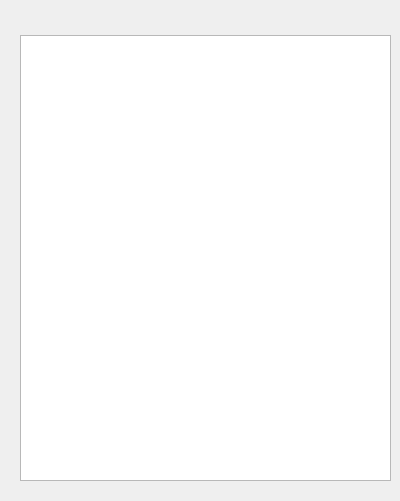
The window that barraavisos.ui (arcnexus/RedFoX) describes before a commit, drawn with Qt 5.
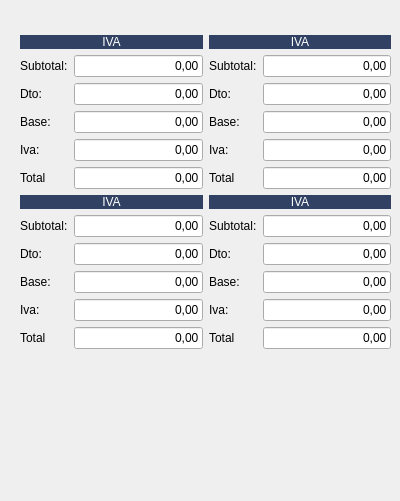
The same window after the commit. The open tabs and pages were chosen to show the change. Icons and pictures are not drawn.

Commit message: desglose tpv

Diff of the .ui file:
```diff
--- a/barraavisos.ui
+++ b/barraavisos.ui
@@ -59,7 +59,10 @@
    </item>
    <item>
     <widget class="QStackedWidget" name="stackedWidget">
-     <widget class="QWidget" name="page">
+     <property name="currentIndex">
+      <number>0</number>
+     </property>
+     <widget class="QWidget" name="main_avisos">
       <layout class="QGridLayout" name="gridLayout">
        <item row="0" column="0">
         <widget class="QTableWidget" name="tableWidget">
@@ -70,6 +73,419 @@
        </item>
       </layout>
      </widget>
+     <widget class="QWidget" name="tpv_desgloses">
+      <layout class="QGridLayout" name="gridLayout_2">
+       <item row="0" column="0" colspan="2">
+        <widget class="QLabel" name="lbldesglose1">
+         <property name="styleSheet">
+          <string notr="true">background-color: #304163;
+color: rgb(255, 255, 255);</string>
+         </property>
+         <property name="text">
+          <string>IVA</string>
+         </property>
+         <property name="alignment">
+          <set>Qt::AlignCenter</set>
+         </property>
+        </widget>
+       </item>
+       <item row="0" column="2" colspan="2">
+        <widget class="QLabel" name="lbldesglose3">
+         <property name="styleSheet">
+          <string notr="true">background-color: #304163;
+color: rgb(255, 255, 255);</string>
+         </property>
+         <property name="text">
+          <string>IVA</string>
+         </property>
+         <property name="alignment">
+          <set>Qt::AlignCenter</set>
+         </property>
+        </widget>
+       </item>
+       <item row="1" column="0">
+        <widget class="QLabel" name="label_8">
+         <property name="text">
+          <string>Subtotal:</string>
+         </property>
+        </widget>
+       </item>
+       <item row="1" column="1">
+        <widget class="QLineEdit" name="txtSubtotal1">
+         <property name="text">
+          <string>0,00</string>
+         </property>
+         <property name="alignment">
+          <set>Qt::AlignRight|Qt::AlignTrailing|Qt::AlignVCenter</set>
+         </property>
+        </widget>
+       </item>
+       <item row="1" column="2">
+        <widget class="QLabel" name="label_40">
+         <property name="text">
+          <string>Subtotal:</string>
+         </property>
+        </widget>
+       </item>
+       <item row="1" column="3">
+        <widget class="QLineEdit" name="txtSubtotal2">
+         <property name="text">
+          <string>0,00</string>
+         </property>
+         <property name="alignment">
+          <set>Qt::AlignRight|Qt::AlignTrailing|Qt::AlignVCenter</set>
+         </property>
+        </widget>
+       </item>
+       <item row="2" column="0">
+        <widget class="QLabel" name="label_32">
+         <property name="text">
+          <string>Dto:</string>
+         </property>
+        </widget>
+       </item>
+       <item row="2" column="1">
+        <widget class="QLineEdit" name="txtDto1">
+         <property name="text">
+          <string>0,00</string>
+         </property>
+         <property name="alignment">
+          <set>Qt::AlignRight|Qt::AlignTrailing|Qt::AlignVCenter</set>
+         </property>
+        </widget>
+       </item>
+       <item row="2" column="2">
+        <widget class="QLabel" name="label_39">
+         <property name="text">
+          <string>Dto:</string>
+         </property>
+        </widget>
+       </item>
+       <item row="2" column="3">
+        <widget class="QLineEdit" name="txtDto3">
+         <property name="text">
+          <string>0,00</string>
+         </property>
+         <property name="alignment">
+          <set>Qt::AlignRight|Qt::AlignTrailing|Qt::AlignVCenter</set>
+         </property>
+        </widget>
+       </item>
+       <item row="3" column="0">
+        <widget class="QLabel" name="label_31">
+         <property name="text">
+          <string>Base:</string>
+         </property>
+        </widget>
+       </item>
+       <item row="3" column="1">
+        <widget class="QLineEdit" name="txtBase1">
+         <property name="text">
+          <string>0,00</string>
+         </property>
+         <property name="alignment">
+          <set>Qt::AlignRight|Qt::AlignTrailing|Qt::AlignVCenter</set>
+         </property>
+        </widget>
+       </item>
+       <item row="3" column="2">
+        <widget class="QLabel" name="label_44">
+         <property name="text">
+          <string>Base:</string>
+         </property>
+        </widget>
+       </item>
+       <item row="3" column="3">
+        <widget class="QLineEdit" name="txtBase3">
+         <property name="text">
+          <string>0,00</string>
+         </property>
+         <property name="alignment">
+          <set>Qt::AlignRight|Qt::AlignTrailing|Qt::AlignVCenter</set>
+         </property>
+        </widget>
+       </item>
+       <item row="4" column="0">
+        <widget class="QLabel" name="lblIva1">
+         <property name="text">
+          <string>Iva:</string>
+         </property>
+        </widget>
+       </item>
+       <item row="4" column="1">
+        <widget class="QLineEdit" name="txtIva1">
+         <property name="text">
+          <string>0,00</string>
+         </property>
+         <property name="alignment">
+          <set>Qt::AlignRight|Qt::AlignTrailing|Qt::AlignVCenter</set>
+         </property>
+        </widget>
+       </item>
+       <item row="4" column="2">
+        <widget class="QLabel" name="lblIva1_4">
+         <property name="text">
+          <string>Iva:</string>
+         </property>
+        </widget>
+       </item>
+       <item row="4" column="3">
+        <widget class="QLineEdit" name="txtIva2">
+         <property name="text">
+          <string>0,00</string>
+         </property>
+         <property name="alignment">
+          <set>Qt::AlignRight|Qt::AlignTrailing|Qt::AlignVCenter</set>
+         </property>
+        </widget>
+       </item>
+       <item row="5" column="0">
+        <widget class="QLabel" name="label_33">
+         <property name="text">
+          <string>Total</string>
+         </property>
+        </widget>
+       </item>
+       <item row="5" column="1">
+        <widget class="QLineEdit" name="txtTotal1">
+         <property name="text">
+          <string>0,00</string>
+         </property>
+         <property name="alignment">
+          <set>Qt::AlignRight|Qt::AlignTrailing|Qt::AlignVCenter</set>
+         </property>
+        </widget>
+       </item>
+       <item row="5" column="2">
+        <widget class="QLabel" name="label_43">
+         <property name="text">
+          <string>Total</string>
+         </property>
+        </widget>
+       </item>
+       <item row="5" column="3">
+        <widget class="QLineEdit" name="txtTotal2">
+         <property name="text">
+          <string>0,00</string>
+         </property>
+         <property name="alignment">
+          <set>Qt::AlignRight|Qt::AlignTrailing|Qt::AlignVCenter</set>
+         </property>
+        </widget>
+       </item>
+       <item row="6" column="0" colspan="2">
+        <widget class="QLabel" name="lbldesglose2">
+         <property name="styleSheet">
+          <string notr="true">background-color: #304163;
+color: rgb(255, 255, 255);</string>
+         </property>
+         <property name="text">
+          <string>IVA</string>
+         </property>
+         <property name="alignment">
+          <set>Qt::AlignCenter</set>
+         </property>
+        </widget>
+       </item>
+       <item row="6" column="2" colspan="2">
+        <widget class="QLabel" name="lbldesglose4">
+         <property name="styleSheet">
+          <string notr="true">background-color: #304163;
+color: rgb(255, 255, 255);</string>
+         </property>
+         <property name="text">
+          <string>IVA</string>
+         </property>
+         <property name="alignment">
+          <set>Qt::AlignCenter</set>
+         </property>
+        </widget>
+       </item>
+       <item row="7" column="0">
+        <widget class="QLabel" name="label_37">
+         <property name="text">
+          <string>Subtotal:</string>
+         </property>
+        </widget>
+       </item>
+       <item row="7" column="1">
+        <widget class="QLineEdit" name="txtSubtotal3">
+         <property name="text">
+          <string>0,00</string>
+         </property>
+         <property name="alignment">
+          <set>Qt::AlignRight|Qt::AlignTrailing|Qt::AlignVCenter</set>
+         </property>
+        </widget>
+       </item>
+       <item row="7" column="2">
+        <widget class="QLabel" name="label_38">
+         <property name="text">
+          <string>Subtotal:</string>
+         </property>
+        </widget>
+       </item>
+       <item row="7" column="3">
+        <widget class="QLineEdit" name="txtSubtotal4">
+         <property name="text">
+          <string>0,00</string>
+         </property>
+         <property name="alignment">
+          <set>Qt::AlignRight|Qt::AlignTrailing|Qt::AlignVCenter</set>
+         </property>
+        </widget>
+       </item>
+       <item row="8" column="0">
+        <widget class="QLabel" name="label_34">
+         <property name="text">
+          <string>Dto:</string>
+         </property>
+        </widget>
+       </item>
+       <item row="8" column="1">
+        <widget class="QLineEdit" name="txtDto2">
+         <property name="text">
+          <string>0,00</string>
+         </property>
+         <property name="alignment">
+          <set>Qt::AlignRight|Qt::AlignTrailing|Qt::AlignVCenter</set>
+         </property>
+        </widget>
+       </item>
+       <item row="8" column="2">
+        <widget class="QLabel" name="label_42">
+         <property name="text">
+          <string>Dto:</string>
+         </property>
+        </widget>
+       </item>
+       <item row="8" column="3">
+        <widget class="QLineEdit" name="txtDto4">
+         <property name="text">
+          <string>0,00</string>
+         </property>
+         <property name="alignment">
+          <set>Qt::AlignRight|Qt::AlignTrailing|Qt::AlignVCenter</set>
+         </property>
+        </widget>
+       </item>
+       <item row="9" column="0">
+        <widget class="QLabel" name="label_36">
+         <property name="text">
+          <string>Base:</string>
+         </property>
+        </widget>
+       </item>
+       <item row="9" column="1">
+        <widget class="QLineEdit" name="txtBase2">
+         <property name="text">
+          <string>0,00</string>
+         </property>
+         <property name="alignment">
+          <set>Qt::AlignRight|Qt::AlignTrailing|Qt::AlignVCenter</set>
+         </property>
+        </widget>
+       </item>
+       <item row="9" column="2">
+        <widget class="QLabel" name="label_45">
+         <property name="text">
+          <string>Base:</string>
+         </property>
+        </widget>
+       </item>
+       <item row="9" column="3">
+        <widget class="QLineEdit" name="txtBase4">
+         <property name="text">
+          <string>0,00</string>
+         </property>
+         <property name="alignment">
+          <set>Qt::AlignRight|Qt::AlignTrailing|Qt::AlignVCenter</set>
+         </property>
+        </widget>
+       </item>
+       <item row="10" column="0">
+        <widget class="QLabel" name="lblIva1_2">
+         <property name="text">
+          <string>Iva:</string>
+         </property>
+        </widget>
+       </item>
+       <item row="10" column="1">
+        <widget class="QLineEdit" name="txtIva3">
+         <property name="text">
+          <string>0,00</string>
+         </property>
+         <property name="alignment">
+          <set>Qt::AlignRight|Qt::AlignTrailing|Qt::AlignVCenter</set>
+         </property>
+        </widget>
+       </item>
+       <item row="10" column="2">
+        <widget class="QLabel" name="lblIva1_3">
+         <property name="text">
+          <string>Iva:</string>
+         </property>
+        </widget>
+       </item>
+       <item row="10" column="3">
+        <widget class="QLineEdit" name="txtIva4">
+         <property name="text">
+          <string>0,00</string>
+         </property>
+         <property name="alignment">
+          <set>Qt::AlignRight|Qt::AlignTrailing|Qt::AlignVCenter</set>
+         </property>
+        </widget>
+       </item>
+       <item row="11" column="0">
+        <widget class="QLabel" name="label_35">
+         <property name="text">
+          <string>Total</string>
+         </property>
+        </widget>
+       </item>
+       <item row="11" column="1">
+        <widget class="QLineEdit" name="txtTotal3">
+         <property name="text">
+          <string>0,00</string>
+         </property>
+         <property name="alignment">
+          <set>Qt::AlignRight|Qt::AlignTrailing|Qt::AlignVCenter</set>
+         </property>
+        </widget>
+       </item>
+       <item row="11" column="2">
+        <widget class="QLabel" name="label_41">
+         <property name="text">
+          <string>Total</string>
+         </property>
+        </widget>
+       </item>
+       <item row="11" column="3">
+        <widget class="QLineEdit" name="txtTotal4">
+         <property name="text">
+          <string>0,00</string>
+         </property>
+         <property name="alignment">
+          <set>Qt::AlignRight|Qt::AlignTrailing|Qt::AlignVCenter</set>
+         </property>
+        </widget>
+       </item>
+       <item row="12" column="1">
+        <spacer name="verticalSpacer_4">
+         <property name="orientation">
+          <enum>Qt::Vertical</enum>
+         </property>
+         <property name="sizeHint" stdset="0">
+          <size>
+           <width>20</width>
+           <height>111</height>
+          </size>
+         </property>
+        </spacer>
+       </item>
+      </layout>
+     </widget>
     </widget>
    </item>
   </layout>
```
The commit also changes 22 other files.
